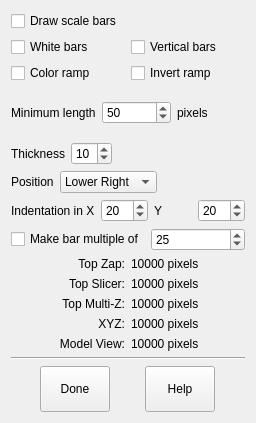
The window that imod/form_scalebar.ui (LabShare-Archive/IMOD) describes before a commit, drawn with Qt 5.
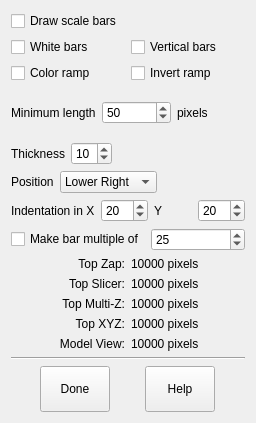
The same window after the commit.

Patch:
```diff
--- a/imod/form_scalebar.ui
+++ b/imod/form_scalebar.ui
@@ -391,7 +391,7 @@
      <item row="3" column="0" >
       <widget class="QLabel" name="xyzLabel" >
        <property name="text" >
-        <string>XYZ:</string>
+        <string>Top XYZ:</string>
        </property>
        <property name="alignment" >
         <set>Qt::AlignRight|Qt::AlignTrailing|Qt::AlignVCenter</set>
```
